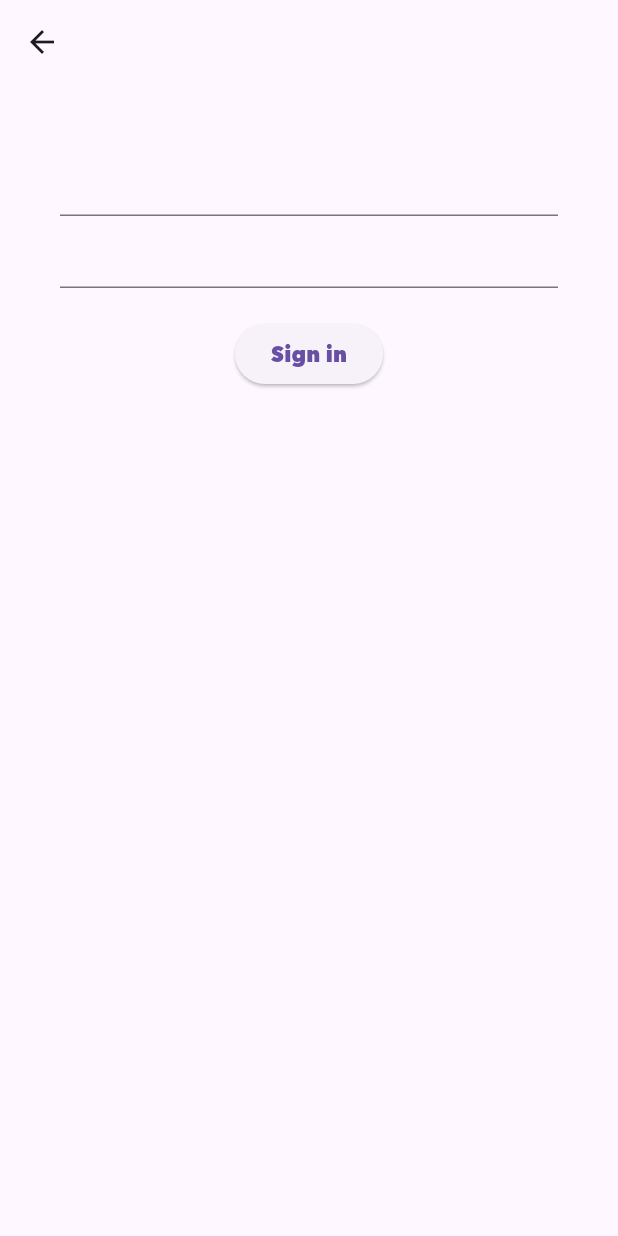
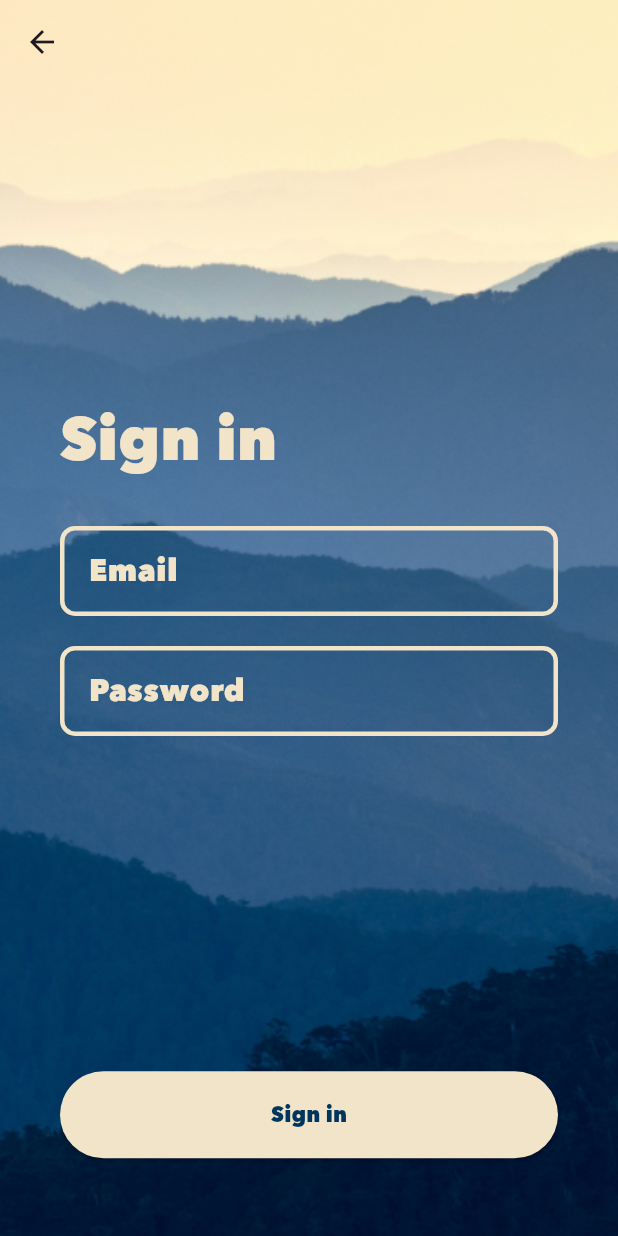
Before and after one commit to piotrekpl9/TimePlannerMobile, a Flutter app: the screen it shows after launch, after a tap on "Sign In", on a phone screen of 412 x 824 dp. Run offline on Flutter 3.47's test engine with Material 3 defaults, Android fonts, the light colour scheme and no system bars; our stand-ins replace bloc, calendar_view, dio, equatable, flutter_bloc, flutter_secure_storage and 4 more; network calls fail.

Commit message:
Styled SignIn screen

```diff
--- a/lib/presentation/authentication/sign_in_screen.dart
+++ b/lib/presentation/authentication/sign_in_screen.dart
@@ -4,6 +4,10 @@ import 'package:go_router/go_router.dart';
 import 'package:time_planner_mobile/infrastructure/authentication/model/auth_status.dart';
 import 'package:time_planner_mobile/presentation/authentication/bloc/authentication_bloc.dart';
 import 'package:time_planner_mobile/presentation/authentication/model/signin_data.dart';
+import 'package:time_planner_mobile/presentation/common/app_colors.dart';
+import 'package:time_planner_mobile/presentation/common/widgets/generic_form_field.dart';
+import 'package:time_planner_mobile/presentation/common/widgets/main_button.dart';
+import 'package:time_planner_mobile/presentation/common/widgets/start_scaffold.dart';
 
 class SignInScreen extends StatefulWidget {
   static String path = "/signIn";
@@ -37,29 +41,39 @@ class _SignInScreenState extends State<SignInScreen> {
           context.pop();
         }
       },
-      child: Scaffold(
-        appBar: AppBar(),
-        body: Padding(
+      child: StartScaffold(
+        child: Padding(
           padding: const EdgeInsets.all(40.0),
+          child: SingleChildScrollView(
+            child: SizedBox(
+              height: MediaQuery.of(context).size.height,
               child: Column(
                 children: [
-              Form(
+                  Expanded(
+                    flex: 5,
+                    child: Form(
                       key: _formKey,
                       child: Column(
-                  crossAxisAlignment: CrossAxisAlignment.center,
+                        crossAxisAlignment: CrossAxisAlignment.stretch,
                         children: [
-                    TextFormField(
+                          Expanded(
+                            flex: 9,
+                            child: Column(
+                              crossAxisAlignment: CrossAxisAlignment.start,
+                              mainAxisAlignment: MainAxisAlignment.center,
+                              children: [
+                                Text(
+                                  textAlign: TextAlign.start,
+                                  "Sign in",
+                                  style: TextStyle(
+                                      color: AppColors.main, fontSize: 40),
+                                ),
+                                const SizedBox(
+                                  height: 30,
+                                ),
+                                GenericFormField(
+                                  hint: "Email",
                                   controller: _emailController,
-                      validator: (value) {
-                        if (value == null) {
-                          return "Value cannot be empty";
-                        }
-                        return null;
-                      },
-                    ),
-                    TextFormField(
-                      controller: _passwordController,
-                      focusNode: _passwordFocusNode,
                                   validator: (value) {
                                     if (value == null) {
                                       return "Value cannot be empty";
@@ -70,22 +84,54 @@ class _SignInScreenState extends State<SignInScreen> {
                                 const SizedBox(
                                   height: 20,
                                 ),
-                    ElevatedButton(
+                                GenericFormField(
+                                  obscureText: true,
+                                  hint: "Password",
+                                  controller: _passwordController,
+                                  focusNode: _passwordFocusNode,
+                                  validator: (value) {
+                                    if (value == null) {
+                                      return "Value cannot be empty";
+                                    }
+                                    return null;
+                                  },
+                                ),
+                              ],
+                            ),
+                          ),
+                          Expanded(
+                            flex: 2,
+                            child: Column(
+                              mainAxisAlignment: MainAxisAlignment.start,
+                              crossAxisAlignment: CrossAxisAlignment.stretch,
+                              children: [
+                                MainButton(
                                   onPressed: () {
                                     if (_formKey.currentState!.validate()) {
                                       context.read<AuthenticationBloc>().add(
                                           SignInButtonPressed(
                                               signInData: SignInData(
                                                   email: _emailController.text,
-                                      password: _passwordController.text)));
+                                                  password: _passwordController
+                                                      .text)));
                                     }
                                   },
-                      child: const Text("Sign in"),
+                                  child: Text(
+                                    "Sign in",
+                                    style:
+                                        TextStyle(color: AppColors.secondary),
+                                  ),
                                 ),
                               ],
                             ),
-              )
+                          ),
                         ],
+                      ),
+                    ),
+                  ),
+                ],
+              ),
+            ),
           ),
         ),
       ),
--- /dev/null
+++ b/lib/presentation/common/widgets/generic_form_field.dart
@@ -0,0 +1,47 @@
+import 'package:flutter/material.dart';
+import 'package:time_planner_mobile/presentation/common/app_colors.dart';
+
+class GenericFormField extends StatelessWidget {
+  final TextEditingController controller;
+  final String? Function(String?)? validator;
+  final String? hint;
+  final bool? obscureText;
+  final FocusNode? focusNode;
+  const GenericFormField(
+      {super.key,
+      required this.controller,
+      this.obscureText,
+      this.validator,
+      this.focusNode,
+      this.hint});
+
+  @override
+  Widget build(BuildContext context) {
+    return TextFormField(
+      obscureText: obscureText ?? false,
+      cursorColor: AppColors.main,
+      style: TextStyle(
+          color: AppColors.main,
+          fontSize: 20,
+          decoration: null,
+          decorationStyle: null,
+          textBaseline: null),
+      decoration: InputDecoration(
+          hintText: hint,
+          hintStyle: TextStyle(color: AppColors.main),
+          contentPadding: const EdgeInsets.all(15),
+          enabledBorder: OutlineInputBorder(
+              borderRadius: BorderRadius.circular(10),
+              borderSide: BorderSide(color: AppColors.main, width: 3)),
+          focusedBorder: OutlineInputBorder(
+              borderRadius: BorderRadius.circular(10),
+              borderSide: BorderSide(color: AppColors.main, width: 3)),
+          border: OutlineInputBorder(
+              borderRadius: BorderRadius.circular(10),
+              borderSide: BorderSide(color: AppColors.main, width: 3))),
+      controller: controller,
+      validator: validator,
+      focusNode: focusNode,
+    );
+  }
+}
--- /dev/null
+++ b/lib/presentation/common/widgets/start_scaffold.dart
@@ -0,0 +1,25 @@
+import 'package:flutter/material.dart';
+
+class StartScaffold extends StatelessWidget {
+  final Widget child;
+  const StartScaffold({super.key, required this.child});
+
+  @override
+  Widget build(BuildContext context) {
+    return Scaffold(
+      resizeToAvoidBottomInset: false,
+      extendBodyBehindAppBar: true,
+      appBar: AppBar(
+        backgroundColor: Colors.transparent,
+        elevation: 0,
+      ),
+      body: Container(
+        decoration: const BoxDecoration(
+          image: DecorationImage(
+              image: AssetImage("assets/background.png"), fit: BoxFit.cover),
+        ),
+        child: child,
+      ),
+    );
+  }
+}
--- a/lib/presentation/start/start_screen.dart
+++ b/lib/presentation/start/start_screen.dart
@@ -2,6 +2,7 @@ import 'package:flutter/material.dart';
 import 'package:flutter_bloc/flutter_bloc.dart';
 import 'package:time_planner_mobile/infrastructure/authentication/model/auth_status.dart';
 import 'package:time_planner_mobile/presentation/authentication/bloc/authentication_bloc.dart';
+import 'package:time_planner_mobile/presentation/common/widgets/start_scaffold.dart';
 import 'package:time_planner_mobile/presentation/start/views/authenticated_view.dart';
 import 'package:time_planner_mobile/presentation/start/views/unauthenticated_view.dart';
 
@@ -10,17 +11,7 @@ class StartScreen extends StatelessWidget {
 
   @override
   Widget build(BuildContext context) {
-    return Scaffold(
-        extendBodyBehindAppBar: true,
-        appBar: AppBar(
-          backgroundColor: Colors.transparent,
-          elevation: 0,
-        ),
-        body: Container(
-          decoration: const BoxDecoration(
-              image: DecorationImage(
-                  image: AssetImage("assets/background.png"),
-                  fit: BoxFit.cover)),
+    return StartScaffold(
       child: Center(
         child: Padding(
           padding: const EdgeInsets.all(40.0),
@@ -33,6 +24,6 @@ class StartScreen extends StatelessWidget {
           ),
         ),
       ),
-        ));
+    );
   }
 }
--- a/lib/presentation/start/views/unauthenticated_view.dart
+++ b/lib/presentation/start/views/unauthenticated_view.dart
@@ -16,7 +16,7 @@ class UnauthenticatedView extends StatelessWidget {
       crossAxisAlignment: CrossAxisAlignment.stretch,
       children: [
         Expanded(
-          flex: 2,
+          flex: 5,
           child: Column(
             mainAxisAlignment: MainAxisAlignment.center,
             children: [
@@ -32,6 +32,7 @@ class UnauthenticatedView extends StatelessWidget {
           ),
         ),
         Expanded(
+          flex: 3,
           child: Column(
             mainAxisAlignment: MainAxisAlignment.center,
             crossAxisAlignment: CrossAxisAlignment.stretch,
```
Lines whose indentation alone changed are shown as unchanged.
